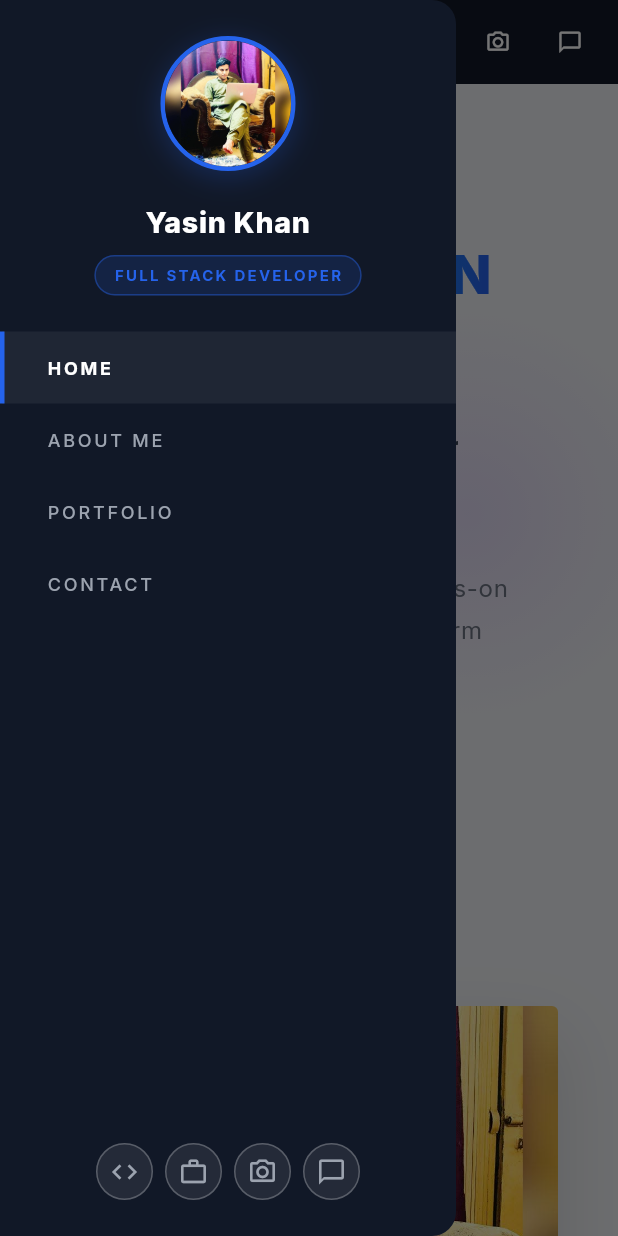
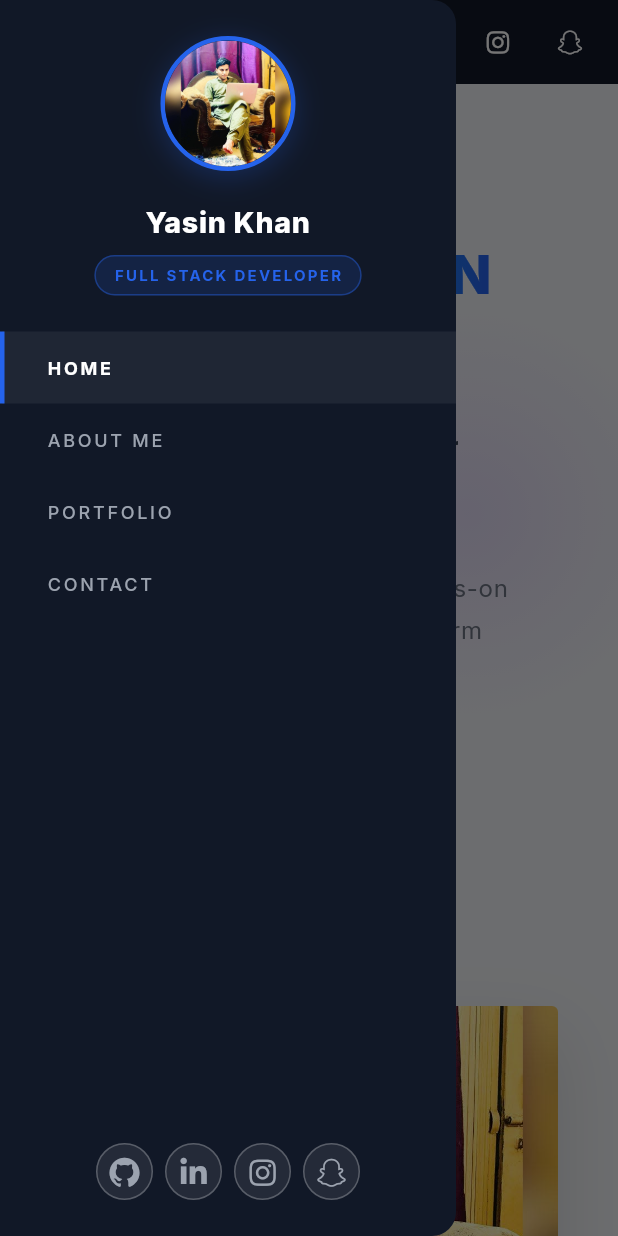
Before and after one commit to yasinkhan2856-hash/yasinkhan2856, a Flutter app: the screen it shows after launch, after a tap on the "menu" icon, on a phone screen of 412 x 824 dp. Run offline on Flutter 3.47's test engine with Material 3 defaults, Android fonts, the phone set to English and light mode, and no system bars; our stand-ins replace font_awesome_flutter, google_fonts; missing offline and left inert: dart:html.

Commit message:
Use brand social icons and stop subtitle cursor

```diff
--- a/lib/app.dart
+++ b/lib/app.dart
@@ -1,4 +1,5 @@
 import 'package:flutter/material.dart';
+import 'package:font_awesome_flutter/font_awesome_flutter.dart';
 
 import 'data/portfolio_data.dart';
 import 'sections/about_section.dart';
@@ -116,22 +117,22 @@ class _PortfolioPageState extends State<PortfolioPage> {
                         actions: [
                           ...[
                             (
-                              Icons.code,
+                              FontAwesomeIcons.github,
                               'GitHub',
                               PortfolioData.github,
                             ),
                             (
-                              Icons.work_outline,
+                              FontAwesomeIcons.linkedinIn,
                               'LinkedIn',
                               PortfolioData.linkedin,
                             ),
                             (
-                              Icons.camera_alt_outlined,
+                              FontAwesomeIcons.instagram,
                               'Instagram',
                               PortfolioData.instagram,
                             ),
                             (
-                              Icons.chat_bubble_outline,
+                              FontAwesomeIcons.snapchat,
                               'Snapchat',
                               PortfolioData.snapchat,
                             ),
@@ -142,7 +143,7 @@ class _PortfolioPageState extends State<PortfolioPage> {
                                 height: 48,
                               ),
                               padding: EdgeInsets.zero,
-                              icon: Icon(social.$1, size: 17),
+                              icon: FaIcon(social.$1, size: 17),
                               tooltip: social.$2,
                               onPressed: () =>
                                   openExternalUrl(context, social.$3),
--- a/lib/sections/contact_section.dart
+++ b/lib/sections/contact_section.dart
@@ -1,6 +1,7 @@
 import 'dart:convert';
 
 import 'package:flutter/material.dart';
+import 'package:font_awesome_flutter/font_awesome_flutter.dart';
 import 'package:http/http.dart' as http;
 import '../data/portfolio_data.dart';
 import '../theme/app_theme.dart';
@@ -61,7 +62,8 @@ class _ContactSectionState extends State<ContactSection> {
               'name': nameController.text.trim(),
               '_replyto': emailController.text.trim(),
               'email': emailController.text.trim(),
-              '_subject': 'Portfolio enquiry from ${nameController.text.trim()}',
+              '_subject':
+                  'Portfolio enquiry from ${nameController.text.trim()}',
               'message': messageController.text.trim(),
             }),
           )
@@ -163,25 +165,25 @@ class _ContactInfo extends StatelessWidget {
       ),
       const SizedBox(height: 28),
       _ContactRow(
-        icon: Icons.code,
+        icon: FontAwesomeIcons.github,
         label: 'GitHub',
         value: 'github.com/yasinkhan2856-hash',
         url: PortfolioData.github,
       ),
       _ContactRow(
-        icon: Icons.work_outline,
+        icon: FontAwesomeIcons.linkedinIn,
         label: 'LinkedIn',
         value: 'linkedin.com/in/yasinkhan2856',
         url: PortfolioData.linkedin,
       ),
       _ContactRow(
-        icon: Icons.camera_alt_outlined,
+        icon: FontAwesomeIcons.instagram,
         label: 'Instagram',
         value: 'instagram.com/yasin_khan_285',
         url: PortfolioData.instagram,
       ),
       _ContactRow(
-        icon: Icons.chat_bubble_outline,
+        icon: FontAwesomeIcons.snapchat,
         label: 'Snapchat',
         value: 'snapchat.com/add/yasin_k1284',
         url: PortfolioData.snapchat,
@@ -412,17 +414,17 @@ class _StatusDialog extends StatelessWidget {
           Text(
             title,
             textAlign: TextAlign.center,
-            style: Theme.of(context).textTheme.titleLarge?.copyWith(
-              fontWeight: FontWeight.w800,
-            ),
+            style: Theme.of(
+              context,
+            ).textTheme.titleLarge?.copyWith(fontWeight: FontWeight.w800),
           ),
           const SizedBox(height: 8),
           Text(
             subtitle,
             textAlign: TextAlign.center,
-            style: Theme.of(context).textTheme.bodyMedium?.copyWith(
-              color: AppColors.textSecondary,
-            ),
+            style: Theme.of(
+              context,
+            ).textTheme.bodyMedium?.copyWith(color: AppColors.textSecondary),
           ),
           const SizedBox(height: 22),
           FilledButton(
--- a/lib/widgets/animations.dart
+++ b/lib/widgets/animations.dart
@@ -40,6 +40,11 @@ class _TypewriterTextState extends State<TypewriterText> {
     });
     _blinkTimer = Timer.periodic(const Duration(milliseconds: 530), (_) {
       if (!mounted) return;
+      if (_chars >= widget.text.length) {
+        _blinkTimer?.cancel();
+        if (_cursorOn) setState(() => _cursorOn = false);
+        return;
+      }
       setState(() => _cursorOn = !_cursorOn);
     });
   }
@@ -59,7 +64,7 @@ class _TypewriterTextState extends State<TypewriterText> {
         children: [
           TextSpan(text: widget.text.substring(0, _chars)),
           TextSpan(
-            text: _cursorOn || !done ? '|' : ' ',
+            text: _cursorOn && !done ? '|' : ' ',
             style: const TextStyle(
               color: AppColors.accent,
               fontWeight: FontWeight.w700,
@@ -118,7 +123,10 @@ class _GradientTextState extends State<GradientText>
             Color(0xFF2563EB),
           ],
         ).createShader(bounds),
-        child: Text(widget.text, style: widget.style.copyWith(color: Colors.white)),
+        child: Text(
+          widget.text,
+          style: widget.style.copyWith(color: Colors.white),
+        ),
       );
     },
   );
@@ -202,9 +210,7 @@ class _Blob extends StatelessWidget {
     height: size,
     decoration: BoxDecoration(
       shape: BoxShape.circle,
-      gradient: RadialGradient(
-        colors: [color, color.withValues(alpha: 0)],
-      ),
+      gradient: RadialGradient(colors: [color, color.withValues(alpha: 0)]),
     ),
   );
 }
@@ -235,9 +241,10 @@ class _FloatingAnimationState extends State<FloatingAnimation>
     super.initState();
     _controller = AnimationController(vsync: this, duration: widget.duration)
       ..repeat(reverse: true);
-    _anim = Tween<double>(begin: -widget.distance, end: widget.distance).animate(
-      CurvedAnimation(parent: _controller, curve: Curves.easeInOut),
-    );
+    _anim = Tween<double>(
+      begin: -widget.distance,
+      end: widget.distance,
+    ).animate(CurvedAnimation(parent: _controller, curve: Curves.easeInOut));
   }
 
   @override
@@ -279,19 +286,15 @@ class _AnimatedCounterState extends State<AnimatedCounter>
   late final Animation<double> _animation;
   bool _started = false;
 
-  double get _target => double.parse(
-    widget.value.replaceAll(RegExp(r'[^0-9.]'), ''),
-  );
+  double get _target =>
+      double.parse(widget.value.replaceAll(RegExp(r'[^0-9.]'), ''));
 
   String get _suffix => widget.value.replaceAll(RegExp(r'[0-9.]'), '');
 
   @override
   void initState() {
     super.initState();
-    _controller = AnimationController(
-      vsync: this,
-      duration: widget.duration,
-    );
+    _controller = AnimationController(vsync: this, duration: widget.duration);
     _animation = CurvedAnimation(
       parent: _controller,
       curve: Curves.easeOutCubic,
--- a/lib/widgets/sidebar.dart
+++ b/lib/widgets/sidebar.dart
@@ -1,4 +1,5 @@
 import 'package:flutter/material.dart';
+import 'package:font_awesome_flutter/font_awesome_flutter.dart';
 import '../data/portfolio_data.dart';
 import '../theme/app_theme.dart';
 import 'common.dart';
@@ -236,22 +237,22 @@ class _SocialRow extends StatelessWidget {
     runSpacing: 8,
     children: [
       _SocialIcon(
-        icon: Icons.code,
+        icon: FontAwesomeIcons.github,
         tooltip: 'GitHub',
         onTap: () => onOpen(PortfolioData.github),
       ),
       _SocialIcon(
-        icon: Icons.work_outline,
+        icon: FontAwesomeIcons.linkedinIn,
         tooltip: 'LinkedIn',
         onTap: () => onOpen(PortfolioData.linkedin),
       ),
       _SocialIcon(
-        icon: Icons.camera_alt_outlined,
+        icon: FontAwesomeIcons.instagram,
         tooltip: 'Instagram',
         onTap: () => onOpen(PortfolioData.instagram),
       ),
       _SocialIcon(
-        icon: Icons.chat_bubble_outline,
+        icon: FontAwesomeIcons.snapchat,
         tooltip: 'Snapchat',
         onTap: () => onOpen(PortfolioData.snapchat),
       ),
--- a/pubspec.yaml
+++ b/pubspec.yaml
@@ -11,6 +11,7 @@ dependencies:
   flutter:
     sdk: flutter
   cupertino_icons: ^1.0.8
+  font_awesome_flutter: ^10.8.0
   google_fonts: ^6.2.1
   http: ^1.2.2
 
```
Also changed, not shown: pubspec.lock.
